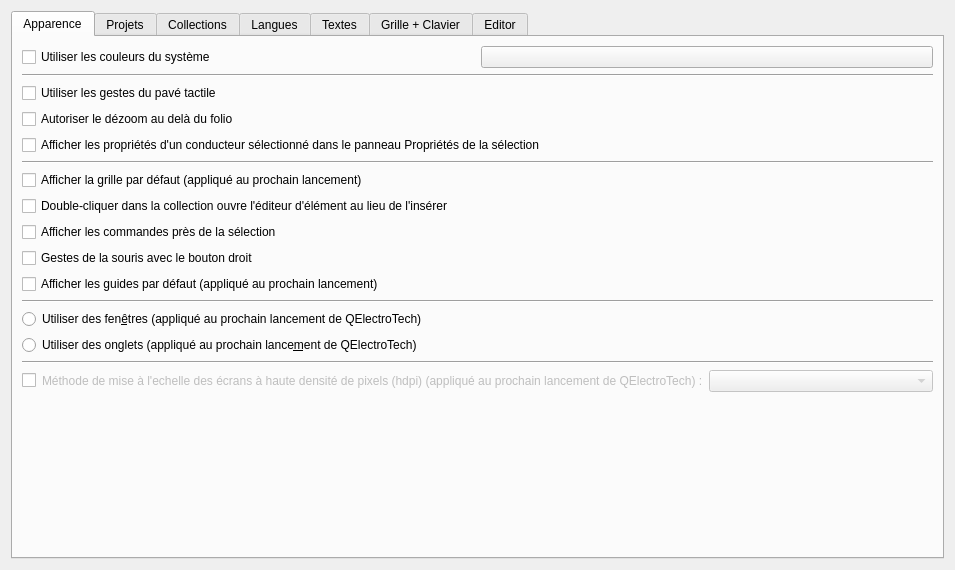
Before: the Qt Designer form sources/ui/configpage/generalconfigurationpage.ui in qelectrotech/qelectrotech-source-mirror, drawn with Qt 5.
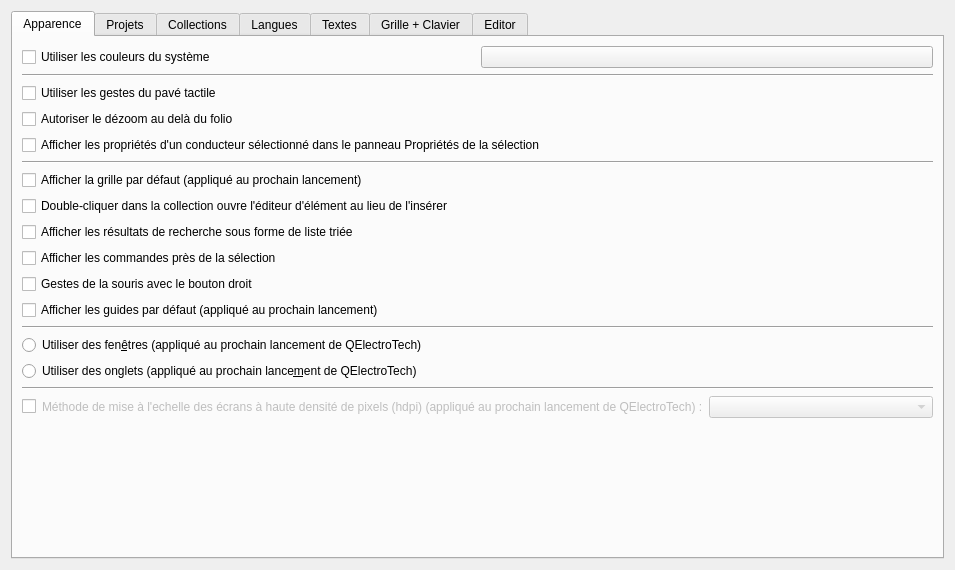
After: the same form once the commit is applied. Custom widgets are drawn as their Qt base class.

Commit message:
Add a setting to show collection search results as a tree
#1051 replaced the filtered tree with a ranked flat list. A new checkbox
in Settings > General, "Afficher les résultats de recherche sous forme de
liste triée" (elementscollection/search-flat-list, default on), keeps the
ranked list; unticked restores the pre-#1051 filtered tree search.

The Insert picker and shortcut bar call rankedSearch() directly and are
unaffected. Down/Enter from the search field only apply to the flat list.

Requested by scorpio810 on #1051.

Claude-Session: https://claude.ai/code/session_01G2d2Zi8BfrYRPX88zhaoFG

What changed in the file:
```diff
--- a/sources/ui/configpage/generalconfigurationpage.ui
+++ b/sources/ui/configpage/generalconfigurationpage.ui
@@ -94,6 +94,16 @@
          </property>
         </widget>
        </item>
+       <item>
+        <widget class="QCheckBox" name="m_collection_search_flat_cb">
+         <property name="toolTip">
+          <string>Coché : une seule liste, la meilleure correspondance en premier. Décoché : l'arborescence de la collection, filtrée sur la recherche.</string>
+         </property>
+         <property name="text">
+          <string>Afficher les résultats de recherche sous forme de liste triée</string>
+         </property>
+        </widget>
+       </item>
        <item>
         <widget class="QCheckBox" name="m_context_toolbar_cb">
          <property name="toolTip">
```
The commit also changes 2 other files.
